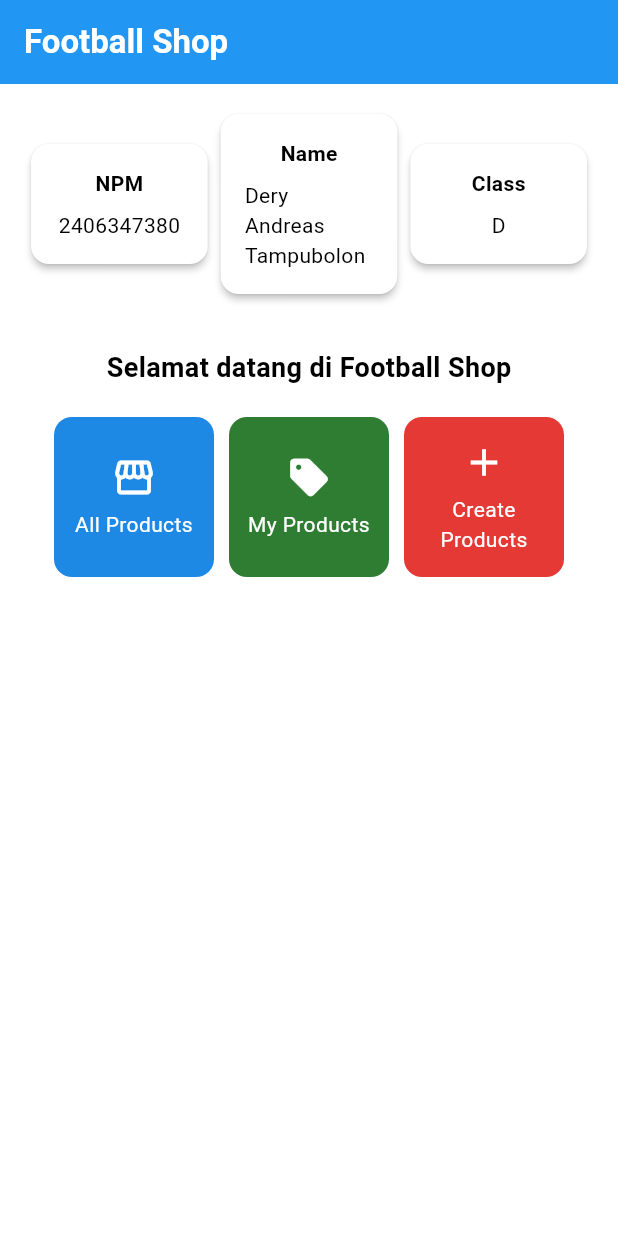
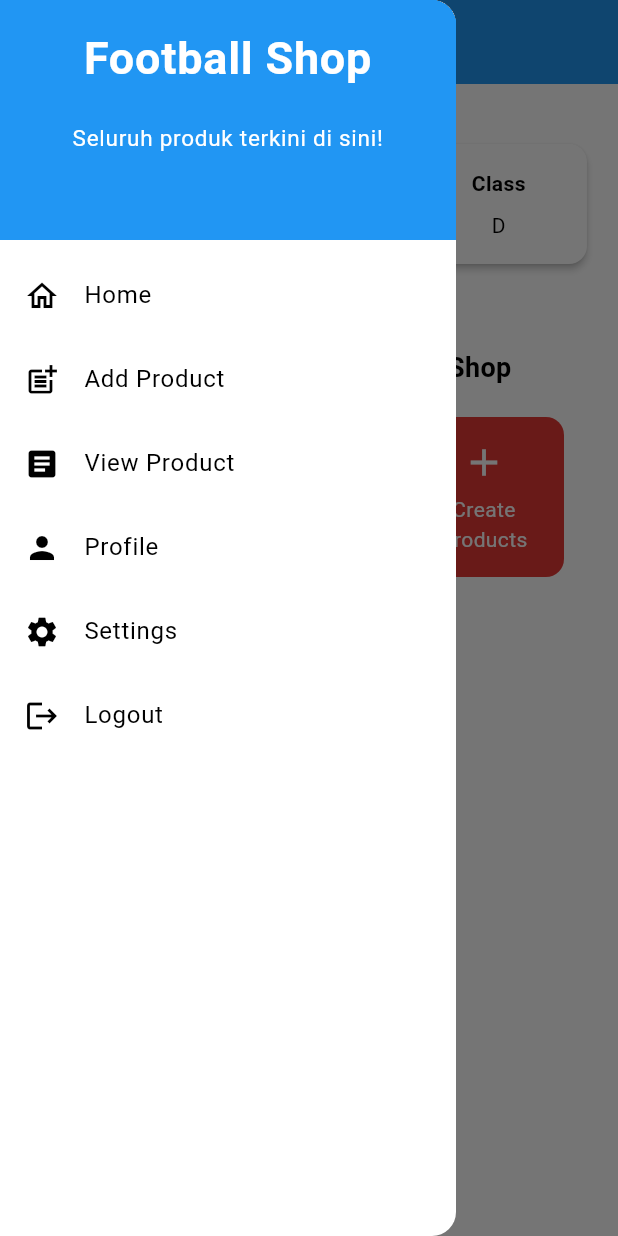
Before and after one commit to deryandreas/football-shop-mobile, a Flutter app: the screen it shows after launch, with the side drawer open (before the commit the screen has no drawer), on a phone screen of 412 x 824 dp. Run offline on Flutter 3.47's test engine with Material 3 defaults, Android fonts, the phone set to English and light mode, and no system bars.

Commit message:
Mengubah folder

```diff
--- a/lib/main.dart
+++ b/lib/main.dart
@@ -1,5 +1,5 @@
 import 'package:flutter/material.dart';
-import 'package:football_shop/menu.dart';
+import 'package:football_shop/screens/menu.dart';
 
 void main() {
   runApp(const MyApp());
--- a/lib/menu.dart
+++ b/lib/screens/menu.dart
@@ -1,4 +1,7 @@
 import 'package:flutter/material.dart';
+import 'package:football_shop/widgets/left_drawer.dart';
+import 'package:football_shop/widgets/news_card.dart';
+
 
 class MyHomePage extends StatelessWidget {
     MyHomePage({super.key});
@@ -32,6 +35,7 @@ class MyHomePage extends StatelessWidget {
         backgroundColor: Theme.of(context).colorScheme.primary,
       ),
       // Body halaman dengan padding di sekelilingnya.
+      drawer: LeftDrawer(),
       body: Padding(
         padding: const EdgeInsets.all(16.0),
         // Menyusun widget secara vertikal dalam sebuah kolom.
@@ -134,57 +138,3 @@ class ItemHomepage {
 
  ItemHomepage(this.name, this.icon, this.colour);
 }
-
-class ItemCard extends StatelessWidget {
-  // Menampilkan kartu dengan ikon dan nama.
-
-  final ItemHomepage item;
-
-  const ItemCard(this.item, {super.key});
-
-  @override
-  Widget build(BuildContext context) {
-    return Material(
-      // Menentukan warna latar belakang dari tema aplikasi.
-      color: item.colour,
-      // Membuat sudut kartu melengkung.
-      borderRadius: BorderRadius.circular(12),
-
-      child: InkWell(
-        // Aksi ketika kartu ditekan.
-        onTap: () {
-          // Menampilkan pesan SnackBar saat kartu ditekan.
-          ScaffoldMessenger.of(context)
-            ..hideCurrentSnackBar()
-            ..showSnackBar(
-              SnackBar(content: Text("Kamu telah menekan tombol ${item.name}!"))
-            );
-        },
-        // Container untuk menyimpan Icon dan Text
-        child: Container(
-          padding: const EdgeInsets.all(8),
-          child: Center(
-            child: Column(
-              // Menyusun ikon dan teks di tengah kartu.
-              mainAxisAlignment: MainAxisAlignment.center,
-              children: [
-                Icon(
-                  item.icon,
-                  color: Colors.white,
-                  size: 30.0,
-                ),
-                const Padding(padding: EdgeInsets.all(3)),
-                Text(
-                  item.name,
-                  textAlign: TextAlign.center,
-                  style: const TextStyle(color: Colors.white),
-                ),
-              ],
-            ),
-          ),
-        ),
-      ),
-    );
-  }
-
-}
--- /dev/null
+++ b/lib/widgets/left_drawer.dart
@@ -0,0 +1,111 @@
+import 'package:flutter/material.dart';
+import 'package:football_shop/screens/menu.dart';
+import 'package:football_shop/screens/newslist_form.dart';
+
+class LeftDrawer extends StatelessWidget {
+  const LeftDrawer({super.key});
+
+  @override
+  Widget build(BuildContext context) {
+    return Drawer(
+      child: ListView(
+        padding: EdgeInsets.zero, // Supaya header tidak ada padding default
+        children: [
+          const DrawerHeader(
+            decoration: BoxDecoration(
+              color: Colors.blue,
+            ),
+            child: Column(
+              children: [
+                Text(
+                  'Football Shop',
+                  textAlign: TextAlign.center,
+                  style: TextStyle(
+                    fontSize: 30,
+                    fontWeight: FontWeight.bold,
+                    color: Colors.white,
+                  ),
+                ),
+                Padding(padding: EdgeInsets.all(10)),
+                Text("Seluruh produk terkini di sini!",
+                    textAlign: TextAlign.center,
+                    style: TextStyle(
+                    fontSize: 15,
+                    fontWeight: FontWeight.normal,
+                    color: Colors.white,
+                    ),
+                )
+              ],
+            ),
+          ),
+          ListTile(
+            leading: const Icon(Icons.home_outlined),
+            title: const Text('Home'),
+            // Bagian redirection ke MyHomePage
+            onTap: () {
+              Navigator.pop(context); // Tutup drawer
+              Navigator.pushReplacement(
+                context,
+                MaterialPageRoute(
+                  builder: (context) => MyHomePage(),
+                ),
+              );
+            },
+          ),
+          ListTile(
+            leading: const Icon(Icons.post_add),
+            title: const Text('Add Product'),
+            // Bagian redirection ke ProductFormPage
+            onTap: () {
+              Navigator.pop(context); // Tutup drawer
+              Navigator.push(
+                context,
+                MaterialPageRoute(
+                  builder: (context) => const ShopFormPage(),
+                ),
+              );
+            },
+          ),
+          ListTile(
+            leading: const Icon(Icons.article),
+            title: const Text('View Product'),
+            // Redirect ke halaman melihat product (gunakan MyHomePage yang menampilkan daftar product)
+            onTap: () {
+              Navigator.pop(context); // Tutup drawer
+              Navigator.push(
+                context,
+                MaterialPageRoute(
+                  builder: (context) => MyHomePage(),
+                ),
+              );
+            },
+          ),
+          ListTile(
+            leading: const Icon(Icons.person),
+            title: const Text('Profile'),
+            onTap: () {
+              Navigator.pop(context);
+              Navigator.pushNamed(context, '/profile');
+            },
+          ),
+          ListTile(
+            leading: const Icon(Icons.settings),
+            title: const Text('Settings'),
+            onTap: () {
+              Navigator.pop(context);
+              Navigator.pushNamed(context, '/settings');
+            },
+          ),
+          ListTile(
+            leading: const Icon(Icons.logout),
+            title: const Text('Logout'),
+            onTap: () {
+              Navigator.pop(context); // Tutup drawer
+              // Tambahkan logika logout jika perlu
+            },
+          ),
+        ],
+      ),
+    );
+  }
+}
--- /dev/null
+++ b/lib/widgets/news_card.dart
@@ -0,0 +1,62 @@
+
+import 'package:flutter/material.dart';
+import 'package:football_shop/screens/newslist_form.dart';
+import 'package:football_shop/screens/menu.dart';
+
+
+class ItemCard extends StatelessWidget {
+  // Menampilkan kartu dengan ikon dan nama.
+
+  final ItemHomepage item;
+
+  const ItemCard(this.item, {super.key});
+
+  @override
+  Widget build(BuildContext context) {
+    return Material(
+      // Menentukan warna latar belakang dari tema aplikasi.
+      color: item.colour,
+      // Membuat sudut kartu melengkung.
+      borderRadius: BorderRadius.circular(12),
+
+      child: InkWell(
+        // Aksi ketika kartu ditekan.
+        onTap: () {
+          // Menampilkan pesan SnackBar saat kartu ditekan.
+          ScaffoldMessenger.of(context)
+            ..hideCurrentSnackBar()
+            ..showSnackBar(
+              SnackBar(content: Text("Kamu telah menekan tombol ${item.name}!"))
+            );
+                if (item.name == "Tambah Produk") {
+            Navigator.push(context,
+            MaterialPageRoute(builder: (context) => const ShopFormPage()));
+    }
+        },
+        // Container untuk menyimpan Icon dan Text
+        child: Container(
+          padding: const EdgeInsets.all(8),
+          child: Center(
+            child: Column(
+              // Menyusun ikon dan teks di tengah kartu.
+              mainAxisAlignment: MainAxisAlignment.center,
+              children: [
+                Icon(
+                  item.icon,
+                  color: Colors.white,
+                  size: 30.0,
+                ),
+                const Padding(padding: EdgeInsets.all(3)),
+                Text(
+                  item.name,
+                  textAlign: TextAlign.center,
+                  style: const TextStyle(color: Colors.white),
+                ),
+              ],
+            ),
+          ),
+        ),
+      ),
+    );
+  }
+}
```
Also changed, not shown: lib/screens/newslist_form.dart (added, +236 -0 lines), lib/pages/my_home_page.dart (added), lib/pages/shop_form_page.dart (added), 1 other file.
